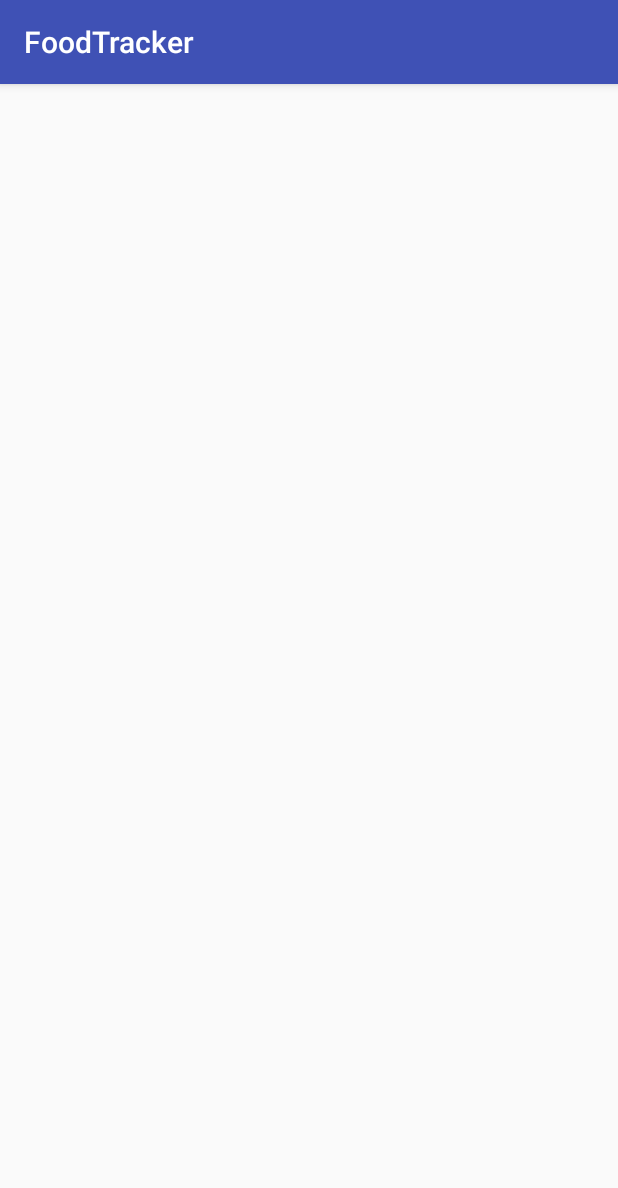
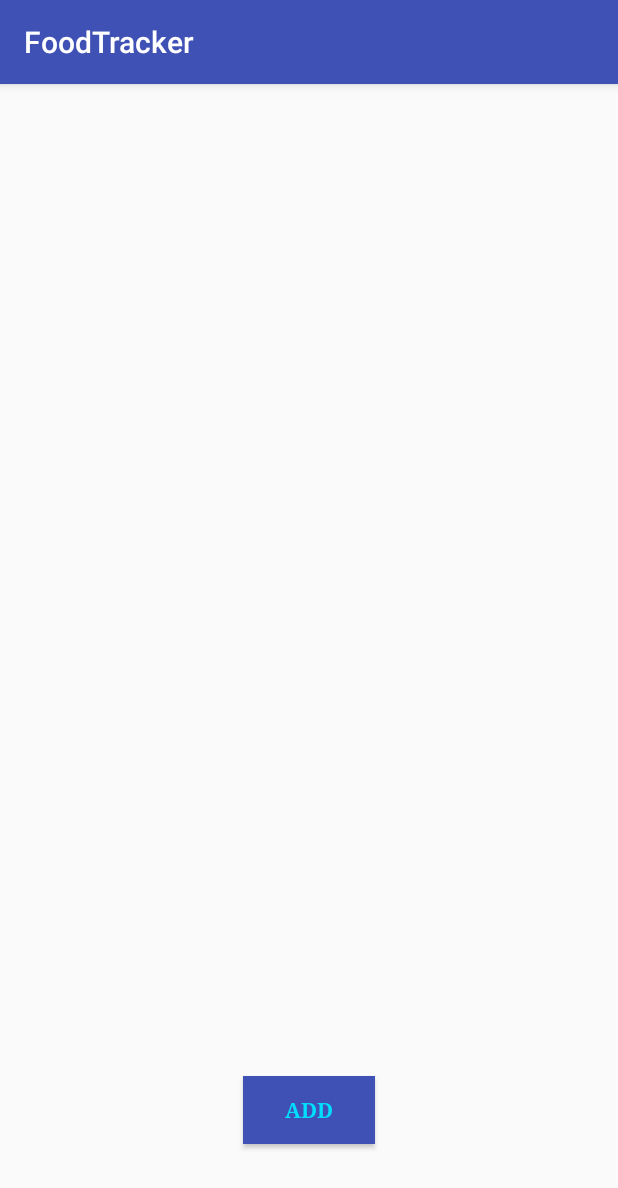
Before and after one commit to aconway23/Food_Tracker_Project, an Android app: the FoodActivity screen opened directly, with no data from a screen before it, on a phone screen of 412 x 824 dp. Shown: the top 1188 px of the screen. Run offline under Robolectric (Android 15) with nearby library versions, the phone set to English and light mode, and no system bars; 1 statement that could not run was skipped.

```diff
--- a/app/src/main/java/com/example/adam/foodtracker/controllers/FoodActivity.java
+++ b/app/src/main/java/com/example/adam/foodtracker/controllers/FoodActivity.java
@@ -1,7 +1,9 @@
 package com.example.adam.foodtracker.controllers;
 
+import android.content.Intent;
 import android.support.v7.app.AppCompatActivity;
 import android.os.Bundle;
+import android.widget.TextView;
 
 import com.example.adam.foodtracker.R;
 
@@ -11,5 +13,12 @@ public class FoodActivity extends AppCompatActivity {
     protected void onCreate(Bundle savedInstanceState) {
         super.onCreate(savedInstanceState);
         setContentView(R.layout.activity_food);
+
+
+
+        Intent intent = getIntent();
+        Bundle extras = intent.getExtras();
+        String foodResult = extras.getString("result");
+
     }
 }
--- a/app/src/main/res/layout/activity_food.xml
+++ b/app/src/main/res/layout/activity_food.xml
@@ -6,4 +6,78 @@
     android:layout_height="match_parent"
     tools:context="com.example.adam.foodtracker.controllers.FoodActivity">
 
+    <TextView
+        android:id="@+id/breakfastText"
+        android:layout_width="128dp"
+        android:layout_height="37dp"
+        android:layout_marginBottom="8dp"
+        android:layout_marginEnd="8dp"
+        android:layout_marginStart="8dp"
+        android:layout_marginTop="8dp"
+        android:fontFamily="serif"
+        android:textAlignment="center"
+        android:textColor="@android:color/darker_gray"
+        android:textSize="24sp"
+        android:textStyle="bold"
+        app:layout_constraintBottom_toBottomOf="parent"
+        app:layout_constraintEnd_toEndOf="parent"
+        app:layout_constraintHorizontal_bias="0.037"
+        app:layout_constraintStart_toStartOf="parent"
+        app:layout_constraintTop_toTopOf="parent"
+        app:layout_constraintVertical_bias="0.017"
+        tools:text="breakfast" />
+
+    <Button
+        android:id="@+id/addBreakfastButton"
+        android:layout_width="wrap_content"
+        android:layout_height="45dp"
+        android:layout_marginBottom="8dp"
+        android:layout_marginEnd="8dp"
+        android:layout_marginStart="8dp"
+        android:layout_marginTop="8dp"
+        android:background="?attr/colorPrimary"
+        android:fontFamily="serif"
+        android:text="Add"
+        android:textColor="@android:color/holo_blue_bright"
+        android:textStyle="bold"
+        app:layout_constraintBottom_toBottomOf="parent"
+        app:layout_constraintEnd_toEndOf="parent"
+        app:layout_constraintStart_toStartOf="parent"
+        app:layout_constraintTop_toBottomOf="@+id/breakfastText"
+        app:layout_constraintVertical_bias="0.918" />
+
+    <TextView
+        android:id="@+id/consumedText"
+        android:layout_width="110dp"
+        android:layout_height="36dp"
+        android:layout_marginBottom="8dp"
+        android:layout_marginEnd="8dp"
+        android:layout_marginStart="8dp"
+        android:fontFamily="serif"
+        android:textAlignment="center"
+        android:textSize="16sp"
+        android:textStyle="bold"
+        app:layout_constraintBottom_toTopOf="@+id/addBreakfastButton"
+        app:layout_constraintEnd_toEndOf="parent"
+        app:layout_constraintHorizontal_bias="0.084"
+        app:layout_constraintStart_toEndOf="@+id/breakfastText"
+        app:layout_constraintTop_toTopOf="@+id/breakfastText"
+        app:layout_constraintVertical_bias="0.0"
+        tools:text="consumed" />
+
+    <TextView
+        android:id="@+id/dateText"
+        android:layout_width="wrap_content"
+        android:layout_height="wrap_content"
+        android:layout_marginBottom="8dp"
+        android:layout_marginEnd="8dp"
+        android:layout_marginStart="8dp"
+        app:layout_constraintBottom_toBottomOf="parent"
+        app:layout_constraintEnd_toEndOf="parent"
+        app:layout_constraintHorizontal_bias="0.324"
+        app:layout_constraintStart_toEndOf="@+id/consumedText"
+        app:layout_constraintTop_toTopOf="@+id/consumedText"
+        app:layout_constraintVertical_bias="0.021"
+        tools:text="date" />
+
 </android.support.constraint.ConstraintLayout>
```
Also changed, not shown: app/src/main/java/com/example/adam/foodtracker/Database/FoodTrackerDatabase.java (renamed from app/src/main/java/com/example/adam/foodtracker/models/FoodTrackerDatabase.java, +5 -2 lines), app/src/main/java/com/example/adam/foodtracker/controllers/MainActivity.java (+14 -11 lines), app/src/main/java/com/example/adam/foodtracker/models/FoodTrackerAdapter.java (added, +44 -0 lines), app/src/main/res/layout/activity_main.xml (+14 -7 lines), app/src/main/res/drawable-v16/food_cultery.png (added), app/src/main/res/drawable-v24/food_cultery.png (added), app/src/main/res/drawable-v24/foodknife_fork_640.png (deleted).
